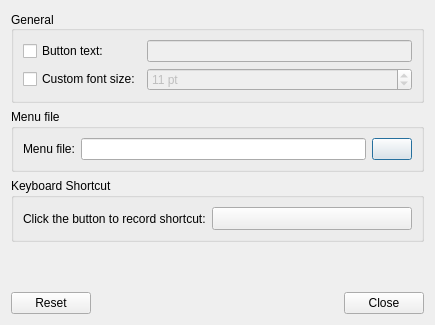
Qt form plugin-mainmenu/lxqtmainmenuconfiguration.ui (lubuntu-team/lxqt-panel-packaging) before a commit.
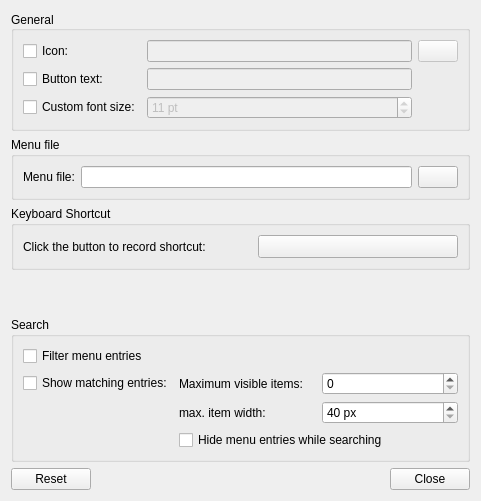
The same form after that commit. Custom widgets are drawn as their Qt base class.

Patch:
```diff
--- a/plugin-mainmenu/lxqtmainmenuconfiguration.ui
+++ b/plugin-mainmenu/lxqtmainmenuconfiguration.ui
@@ -6,8 +6,8 @@
    <rect>
     <x>0</x>
     <y>0</y>
-    <width>434</width>
-    <height>325</height>
+    <width>481</width>
+    <height>501</height>
    </rect>
   </property>
   <property name="windowTitle">
@@ -30,20 +30,44 @@
      </property>
      <layout class="QGridLayout" name="gridLayout">
       <item row="0" column="0">
+       <widget class="QCheckBox" name="iconCB">
+        <property name="text">
+         <string>Icon:</string>
+        </property>
+       </widget>
+      </item>
+      <item row="0" column="1">
+       <widget class="QLineEdit" name="iconLE">
+        <property name="enabled">
+         <bool>false</bool>
+        </property>
+       </widget>
+      </item>
+      <item row="0" column="2">
+       <widget class="QPushButton" name="iconPB">
+        <property name="enabled">
+         <bool>false</bool>
+        </property>
+        <property name="text">
+         <string/>
+        </property>
+       </widget>
+      </item>
+      <item row="1" column="0">
        <widget class="QCheckBox" name="showTextCB">
         <property name="text">
          <string>Button text:</string>
         </property>
        </widget>
       </item>
-      <item row="0" column="1">
+      <item row="1" column="1">
        <widget class="QLineEdit" name="textLE">
         <property name="enabled">
          <bool>false</bool>
         </property>
        </widget>
       </item>
-      <item row="1" column="0">
+      <item row="2" column="0">
        <widget class="QCheckBox" name="customFontCB">
         <property name="enabled">
          <bool>true</bool>
@@ -53,7 +77,7 @@
         </property>
        </widget>
       </item>
-      <item row="1" column="1">
+      <item row="2" column="1">
        <widget class="QSpinBox" name="customFontSizeSB">
         <property name="enabled">
          <bool>false</bool>
@@ -139,6 +163,70 @@
      </property>
     </spacer>
    </item>
+   <item>
+    <widget class="QGroupBox" name="searchGB">
+     <property name="title">
+      <string>Search</string>
+     </property>
+     <layout class="QGridLayout" name="gridLayout_4">
+      <item row="2" column="1">
+       <widget class="QLabel" name="filterShowMaxWidthL">
+        <property name="text">
+         <string>max. item width:</string>
+        </property>
+       </widget>
+      </item>
+      <item row="1" column="0">
+       <widget class="QCheckBox" name="filterShowCB">
+        <property name="text">
+         <string>Show matching entries:</string>
+        </property>
+       </widget>
+      </item>
+      <item row="1" column="2">
+       <widget class="QSpinBox" name="filterShowMaxItemsSB">
+        <property name="maximum">
+         <number>20</number>
+        </property>
+       </widget>
+      </item>
+      <item row="1" column="1">
+       <widget class="QLabel" name="filterShowMaxItemsL">
+        <property name="text">
+         <string>Maximum visible items:</string>
+        </property>
+       </widget>
+      </item>
+      <item row="0" column="0" colspan="3">
+       <widget class="QCheckBox" name="filterMenuCB">
+        <property name="text">
+         <string>Filter menu entries</string>
+        </property>
+       </widget>
+      </item>
+      <item row="2" column="2">
+       <widget class="QSpinBox" name="filterShowMaxWidthSB">
+        <property name="suffix">
+         <string> px</string>
+        </property>
+        <property name="minimum">
+         <number>40</number>
+        </property>
+        <property name="maximum">
+         <number>1000</number>
+        </property>
+       </widget>
+      </item>
+      <item row="3" column="1" colspan="2">
+       <widget class="QCheckBox" name="filterShowHideMenuCB">
+        <property name="text">
+         <string>Hide menu entries while searching</string>
+        </property>
+       </widget>
+      </item>
+     </layout>
+    </widget>
+   </item>
    <item>
     <widget class="QDialogButtonBox" name="buttons">
      <property name="orientation">
```
Left out of the diff: 112 changed lines with no effect on the pictures.
